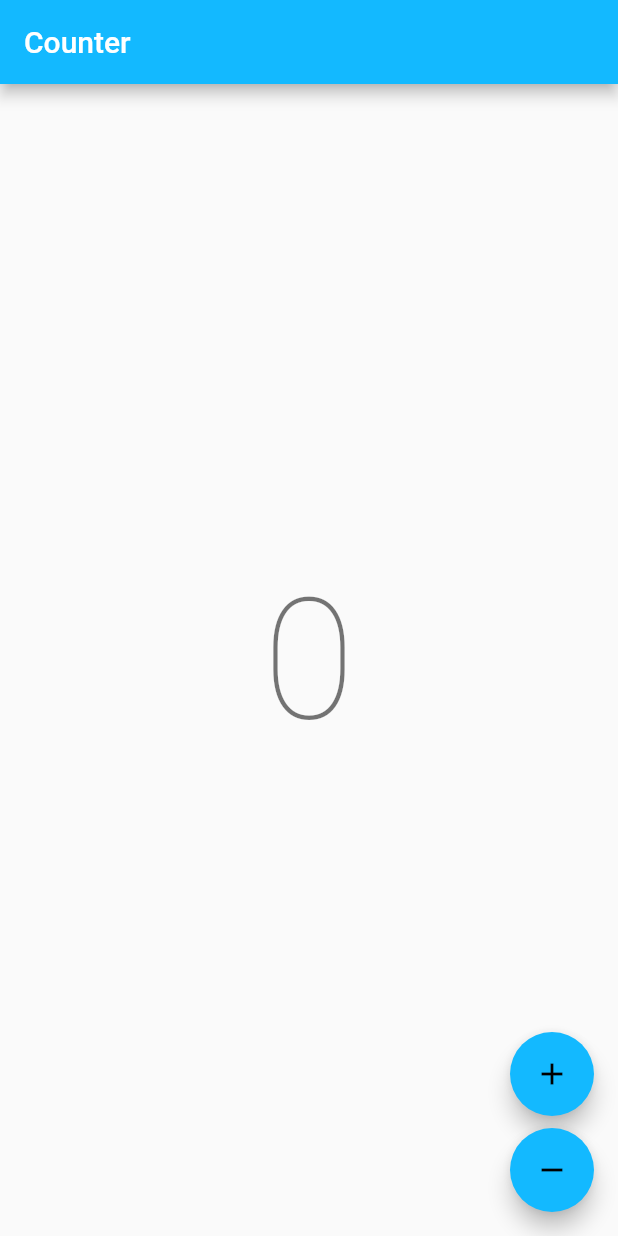
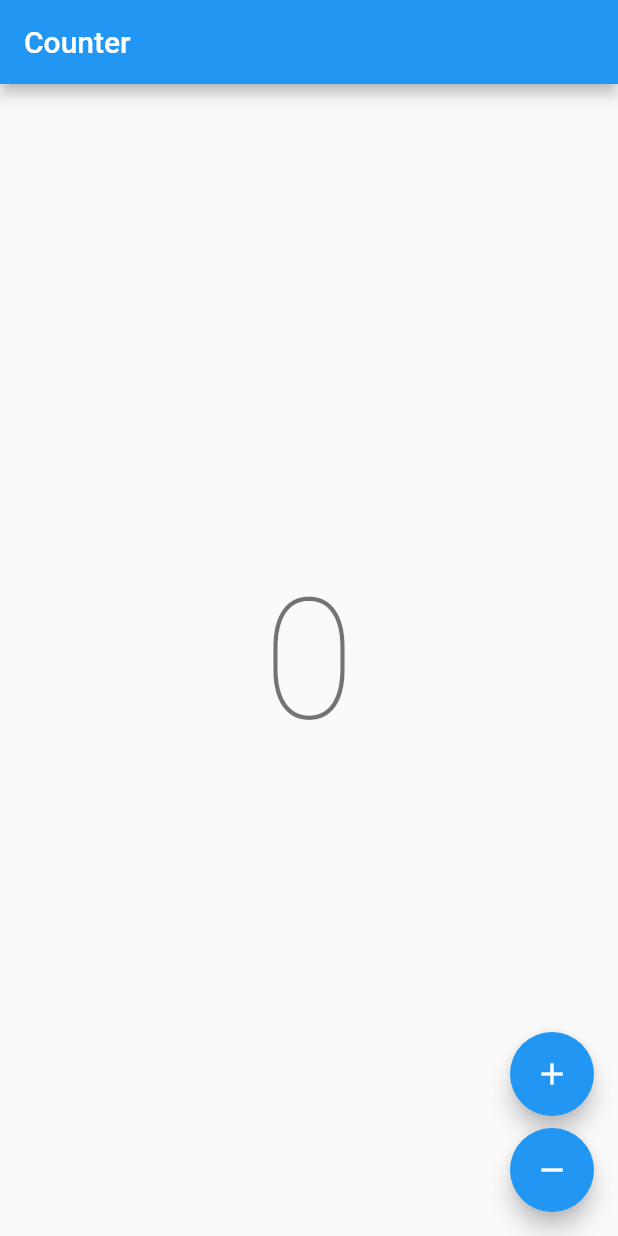
Before and after one commit to EdsonBueno/very_good_weather, a Flutter app: the screen it shows after launch, on a phone screen of 412 x 824 dp. Run offline on Flutter 3.47's test engine with Material 2 defaults, Android fonts, the light colour scheme and no system bars; our stand-ins replace bloc, dio, equatable, flutter_bloc, hydrated_bloc, rxdart; missing offline and left inert: enum_to_string; generated files the repository leaves out were written again.

Commit message:
remove app theme

```diff
--- a/lib/app/app.dart
+++ b/lib/app/app.dart
@@ -15,17 +15,13 @@ class App extends StatelessWidget {
 
   @override
   Widget build(BuildContext context) {
-    return MaterialApp(
-      theme: ThemeData(
-        accentColor: const Color(0xFF13B9FF),
-        appBarTheme: const AppBarTheme(color: Color(0xFF13B9FF)),
-      ),
+    return const MaterialApp(
       localizationsDelegates: [
         AppLocalizations.delegate,
         GlobalMaterialLocalizations.delegate,
       ],
       supportedLocales: AppLocalizations.supportedLocales,
-      home: const CounterPage(),
+      home: CounterPage(),
     );
   }
 }
```
